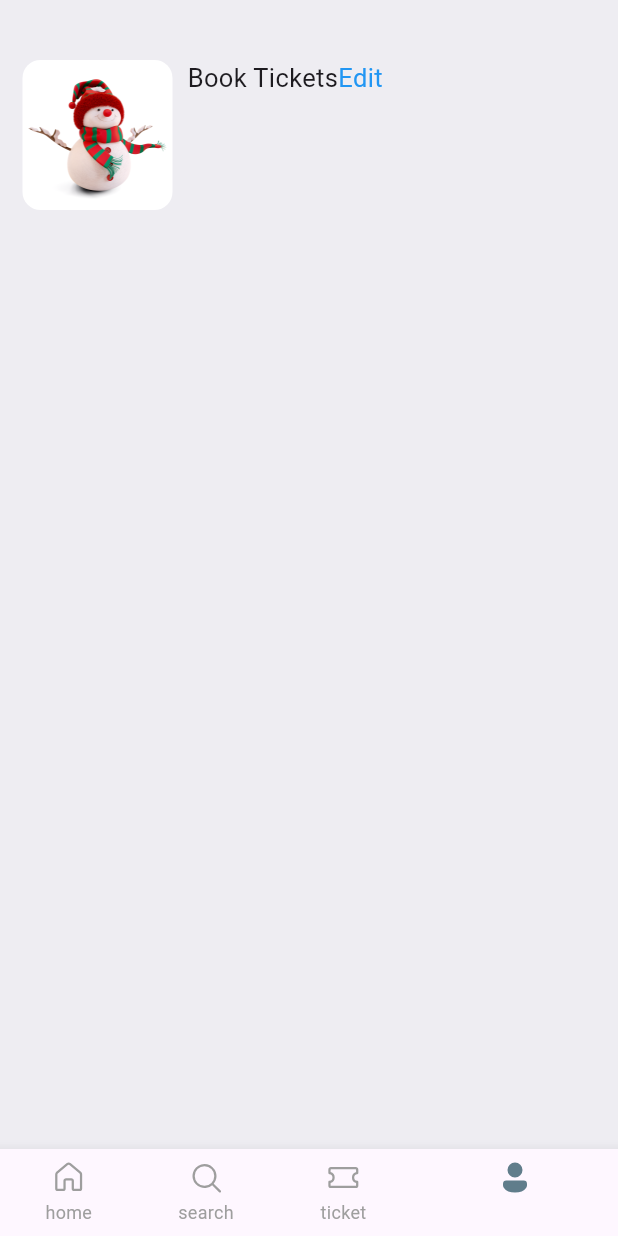
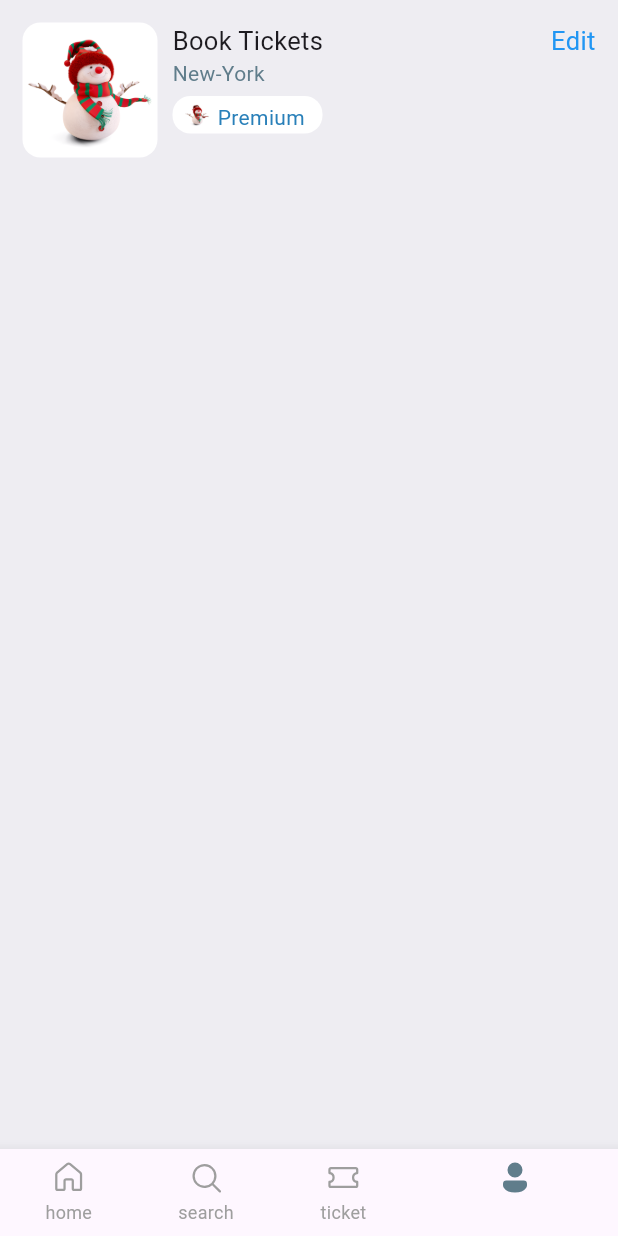
Before and after one commit to Sahi552/Ticketapp, a Flutter app: the screen it shows after launch, item 4 of the bottom bar chosen, on a phone screen of 412 x 824 dp. Run offline on Flutter 3.47's test engine with Material 3 defaults, Android fonts, the phone set to English and light mode, and no system bars; our stand-ins replace barcode_widget, fluentui_icons.

Commit message:
final  commit

```diff
--- a/lib/main.dart
+++ b/lib/main.dart
@@ -5,6 +5,7 @@ import 'package:ticket/screens/home/all_hotels.dart';
 import 'package:ticket/screens/home/all_tickets.dart';
 import 'package:ticket/screens/search/flights_cards.dart';
 import 'package:ticket/screens/ticket/ticket_screen.dart';
+import 'package:ticket/Basement/Res/styles.dart';
 
 void main() {
   runApp(
--- a/lib/screens/profile/profile_screen.dart
+++ b/lib/screens/profile/profile_screen.dart
@@ -12,16 +12,22 @@ class ProfileScreen extends StatelessWidget {
       backgroundColor: Appstyle.primaryColor,
       body: ListView(
         scrollDirection: Axis.vertical,
-        padding: const EdgeInsets.only(top: 40, left: 15, right: 15),
         children: [
+          Container(
+            padding: const EdgeInsets.all(15),
+            child: Column(
+              children: [
+                const SizedBox(
+                  width: 40,
+                ),
                 Row(
                   crossAxisAlignment: CrossAxisAlignment.start,
                   children: [
                     Column(
                       children: [
                         Container(
-                    height: 100,
-                    width: 100,
+                          height: 90,
+                          width: 90,
                           decoration: BoxDecoration(
                               color: Colors.white,
                               image: const DecorationImage(
@@ -30,19 +36,52 @@ class ProfileScreen extends StatelessWidget {
                         )
                       ],
                     ),
-              SizedBox(
+                    const SizedBox(
                       width: 10,
                     ),
-              Row(
+                    Expanded(
+                      child: Column(
+                        crossAxisAlignment: CrossAxisAlignment.start,
                         children: [
                           EventExpand(
                             eventName: 'Book Tickets',
                             expand: 'Edit',
                             func: () {},
+                          ),
+                          Text(
+                            "New-York",
+                            style: Appstyle.headLine03,
+                          ),
+                          const SizedBox(height: 5),
+                          Container(
+                            width: 100,
+                            height: 25,
+                            padding: const EdgeInsets.symmetric(
+                                horizontal: 8, vertical: 4),
+                            decoration: BoxDecoration(
+                              color: Appstyle.hotelText,
+                              borderRadius:
+                                  const BorderRadius.all(Radius.circular(12)),
+                            ),
+                            child: Row(
+                              children: [
+                                Image.asset(Assert.appIcon),
+                                const SizedBox(width: 5),
+                                Text(
+                                  "Premium",
+                                  style: Appstyle.headLine03
+                                      .copyWith(color: Appstyle.ticketColor1),
+                                ),
+                              ],
+                            ),
                           )
                         ],
+                      ),
                     )
                   ],
+                ),
+              ],
+            ),
           )
         ],
       ),
```
Lines whose indentation alone changed are shown as unchanged.
